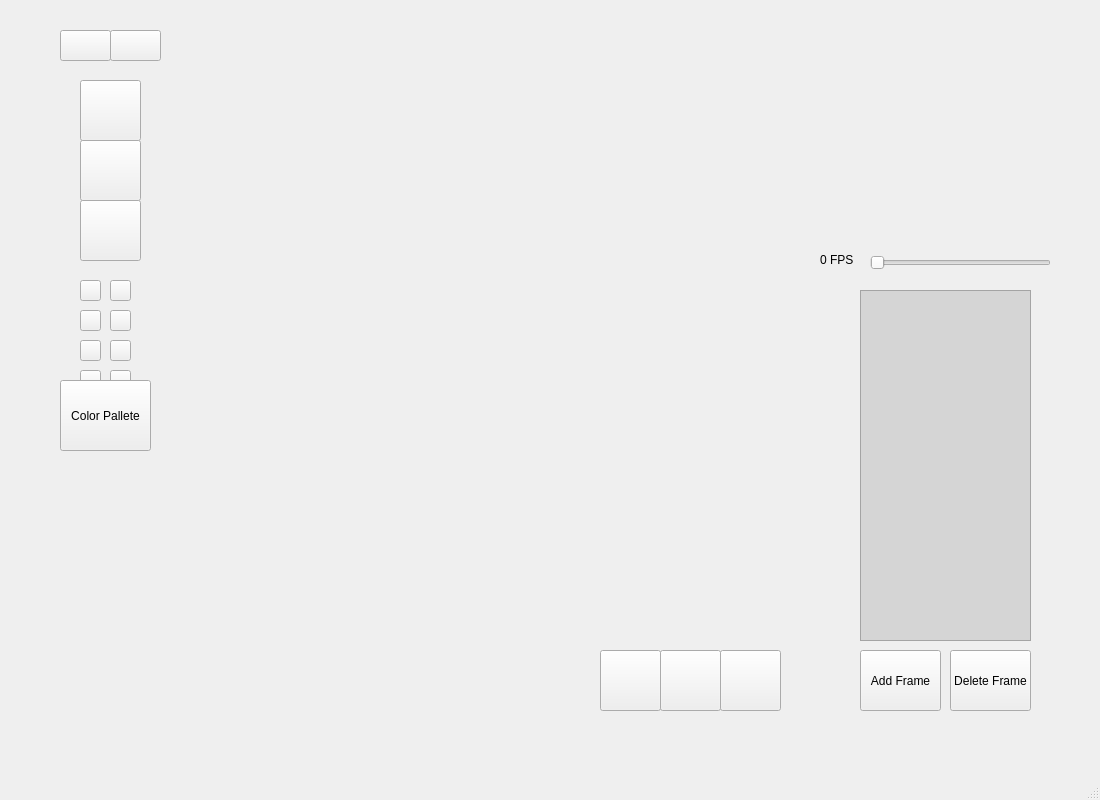
Old version of the form SpriteEditor/spriteview.ui in the repository bestcreator01/sprite-editor.
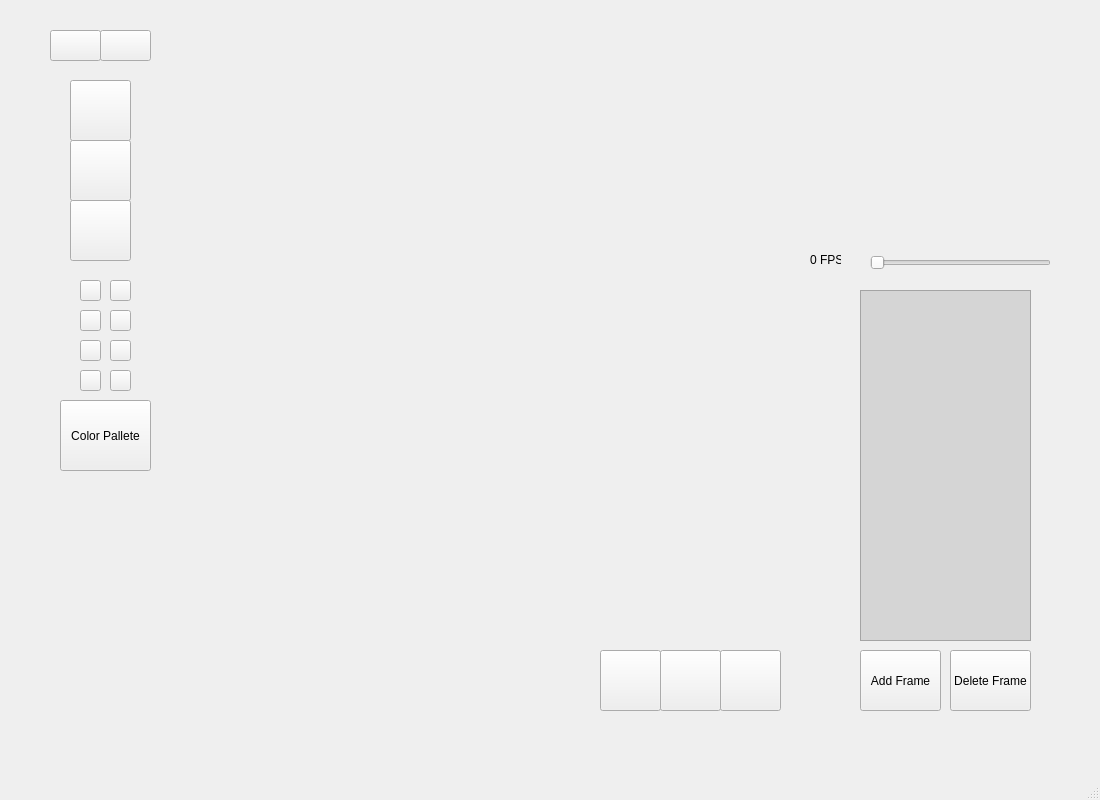
New version of the form.

Commit message: edited ui widgets locations

Diff of the .ui file:
```diff
--- a/SpriteEditor/spriteview.ui
+++ b/SpriteEditor/spriteview.ui
@@ -42,7 +42,7 @@
    <widget class="QPushButton" name="penButton">
     <property name="geometry">
      <rect>
-      <x>80</x>
+      <x>70</x>
       <y>80</y>
       <width>61</width>
       <height>61</height>
@@ -61,7 +61,7 @@
    <widget class="QPushButton" name="eraserButton">
     <property name="geometry">
      <rect>
-      <x>80</x>
+      <x>70</x>
       <y>140</y>
       <width>61</width>
       <height>61</height>
@@ -80,7 +80,7 @@
    <widget class="QPushButton" name="sprayButton">
     <property name="geometry">
      <rect>
-      <x>80</x>
+      <x>70</x>
       <y>200</y>
       <width>61</width>
       <height>61</height>
@@ -144,9 +144,9 @@
    <widget class="QLabel" name="fpsLabel">
     <property name="geometry">
      <rect>
-      <x>820</x>
+      <x>810</x>
       <y>250</y>
-      <width>51</width>
+      <width>31</width>
       <height>20</height>
      </rect>
     </property>
@@ -279,7 +279,7 @@
    <widget class="QPushButton" name="undoButton">
     <property name="geometry">
      <rect>
-      <x>60</x>
+      <x>50</x>
       <y>30</y>
       <width>51</width>
       <height>31</height>
@@ -298,7 +298,7 @@
    <widget class="QPushButton" name="redoButton">
     <property name="geometry">
      <rect>
-      <x>110</x>
+      <x>100</x>
       <y>30</y>
       <width>51</width>
       <height>31</height>
@@ -383,7 +383,7 @@
     <property name="geometry">
      <rect>
       <x>60</x>
-      <y>380</y>
+      <y>400</y>
       <width>91</width>
       <height>71</height>
      </rect>
```
Left out of the diff: 2 changed lines with no effect on the pictures.
